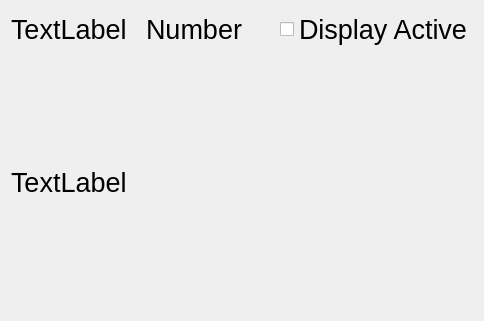
This is userwindow.ui in nandra/songPresentation as Qt 5 draws it before an edit. The edited form follows.
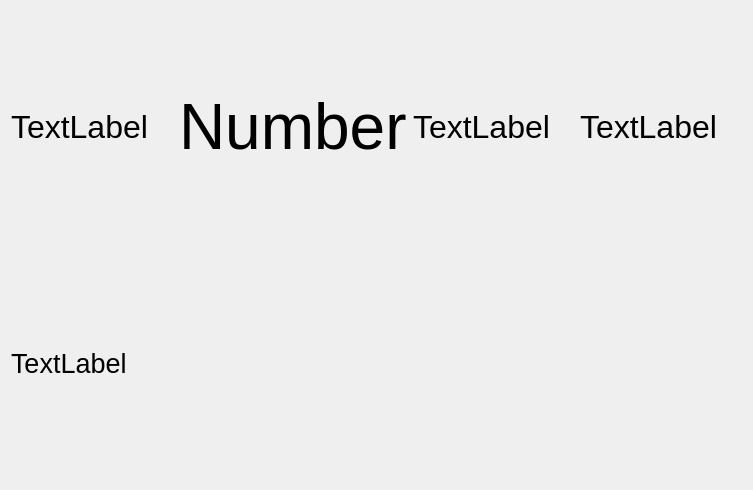
This is the edited form.

Commit message: Add handling for projector controlling (power on/off).

```diff
--- a/userwindow.ui
+++ b/userwindow.ui
@@ -6,8 +6,8 @@
    <rect>
     <x>0</x>
     <y>0</y>
-    <width>484</width>
-    <height>321</height>
+    <width>753</width>
+    <height>490</height>
    </rect>
   </property>
   <property name="windowTitle">
@@ -16,12 +16,12 @@
   <widget class="QWidget" name="centralWidget">
    <layout class="QVBoxLayout" name="verticalLayout">
     <item>
-     <layout class="QHBoxLayout" name="horizontalLayout">
-      <item>
+     <layout class="QGridLayout" name="gridLayout">
+      <item row="0" column="0">
        <widget class="QLabel" name="categoryLabel">
         <property name="font">
          <font>
-          <pointsize>20</pointsize>
+          <pointsize>24</pointsize>
          </font>
         </property>
         <property name="text">
@@ -29,11 +29,11 @@
         </property>
        </widget>
       </item>
-      <item>
+      <item row="0" column="1">
        <widget class="QLabel" name="songNumberLabel">
         <property name="font">
          <font>
-          <pointsize>20</pointsize>
+          <pointsize>48</pointsize>
          </font>
         </property>
         <property name="text">
@@ -41,15 +41,27 @@
         </property>
        </widget>
       </item>
-      <item>
-       <widget class="QCheckBox" name="displayActiveCheckBox">
+      <item row="0" column="2">
+       <widget class="QLabel" name="projectorStateLabel">
         <property name="font">
          <font>
-          <pointsize>20</pointsize>
+          <pointsize>24</pointsize>
          </font>
         </property>
         <property name="text">
-         <string>Display Active</string>
+         <string>TextLabel</string>
+        </property>
+       </widget>
+      </item>
+      <item row="0" column="3">
+       <widget class="QLabel" name="displayActiveLabel">
+        <property name="font">
+         <font>
+          <pointsize>24</pointsize>
+         </font>
+        </property>
+        <property name="text">
+         <string>TextLabel</string>
         </property>
        </widget>
       </item>
```
The commit also changes 3 other files.
